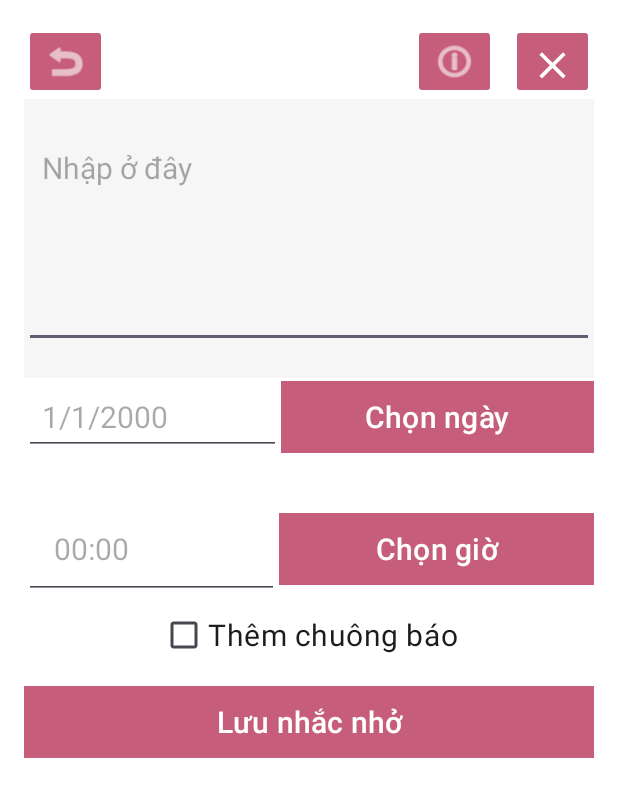
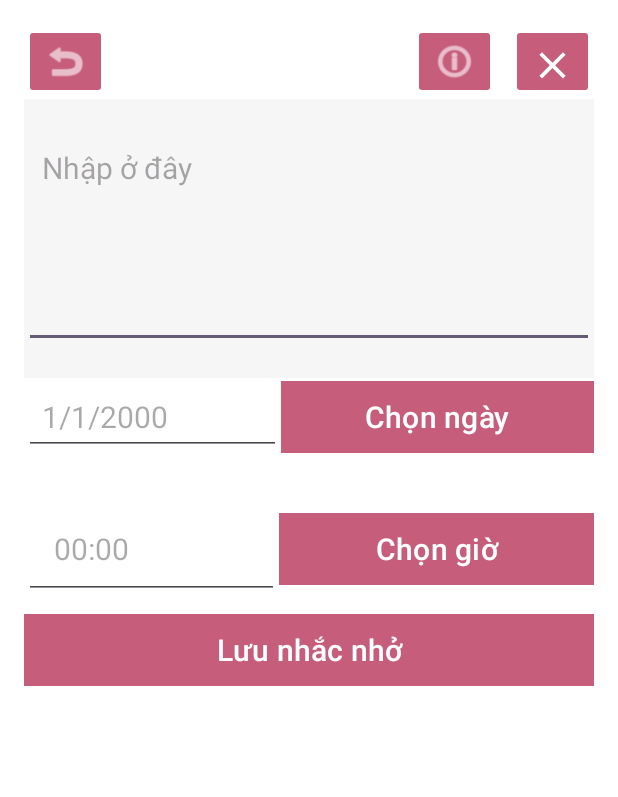
Before and after one commit to bananaa03/Simple-Notes, an Android app: the reminder_take screen opened directly, with no data from a screen before it, on a phone screen of 412 x 824 dp. Shown: the top 797 px of the screen. Run offline under Robolectric (Android 15) with nearby library versions, the phone set to English and light mode, and no system bars; our stand-ins replace Firebase (no records; nobody signed in at launch, a user with empty details on screens opened directly).

Commit message:
xoa chuong bao _ doi ten ung dung

```diff
--- a/app/src/main/AndroidManifest.xml
+++ b/app/src/main/AndroidManifest.xml
@@ -32,7 +32,6 @@
         <activity android:name=".reminder_list" />
         <activity android:name=".reminder_take" />
         <activity android:name=".statistic" />
-        <activity android:name=".license"/>
 
         <receiver android:name=".AlarmReceiver" />
         <receiver android:name=".ReminderNotificationReceiver" />
--- a/app/src/main/res/layout/reminder_take.xml
+++ b/app/src/main/res/layout/reminder_take.xml
@@ -138,33 +138,18 @@
             <LinearLayout
                 android:layout_width="match_parent"
                 android:layout_height="wrap_content"
-                android:layout_marginBottom="10dp"
-                android:gravity="center"
-                >
+                android:layout_marginTop="10dp">
 
-                <CheckBox
-                    android:id="@+id/alarm"
-                    style="@style/Screenbackground"
-                    android:layout_width="wrap_content"
-                    android:layout_height="wrap_content"
-                    android:checked="false"
-                    android:text="Thêm chuông báo"
-                    android:textSize="20sp"
-                    tools:ignore="UseSwitchCompatOrMaterialXml" />
-            </LinearLayout>
-            <LinearLayout
-                android:layout_width="match_parent"
-                android:layout_height="match_parent">
                 <Button
+                    style="@style/Button_Save"
                     android:layout_width="match_parent"
                     android:layout_height="wrap_content"
-                    android:layout_marginBottom="4dp"
-                    style="@style/Button_Save"
+                    android:layout_marginBottom="20dp"
                     android:gravity="center"
+                    android:onClick="save"
                     android:text="Lưu nhắc nhở"
-                    android:textSize="20sp"
                     android:textColor="@color/white"
-                    android:onClick="save"/>
+                    android:textSize="20sp" />
             </LinearLayout>
         </LinearLayout>
     </ScrollView>
```
Also changed, not shown: app/src/main/java/com/example/note_app/AlarmReceiver.java (+9 -23 lines), app/src/main/java/com/example/note_app/Reminder.java (+1 -10 lines), app/src/main/java/com/example/note_app/ReminderAdapter.java (+38 -10 lines), app/src/main/java/com/example/note_app/reminder_list.java (+19 -3 lines), app/src/main/java/com/example/note_app/reminder_take.java (+12 -60 lines), app/src/main/res/layout/infor_license.xml (+4 -3 lines), app/src/main/res/layout/login.xml (+8 -7 lines), app/src/main/res/drawable/noteicon.png.
